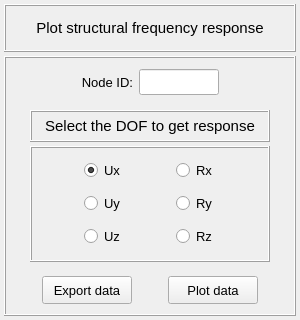
Old version of the form pulse/interface/data/ui_files/plots/results/structural/get_nodal_results_for_harmonic_analysis.ui in the repository open-pulse/OpenPulse.
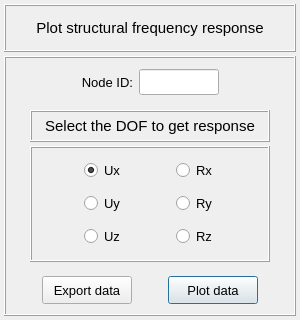
New version of the form.

What changed in the file:
```diff
--- a/pulse/interface/data/ui_files/plots/results/structural/get_nodal_results_for_harmonic_analysis.ui
+++ b/pulse/interface/data/ui_files/plots/results/structural/get_nodal_results_for_harmonic_analysis.ui
@@ -370,6 +370,9 @@
            <property name="text">
             <string>Plot data</string>
            </property>
+           <property name="default">
+            <bool>true</bool>
+           </property>
           </widget>
          </item>
          <item row="0" column="1">
```
Left out of the diff: 11 changed lines with no effect on the pictures.
